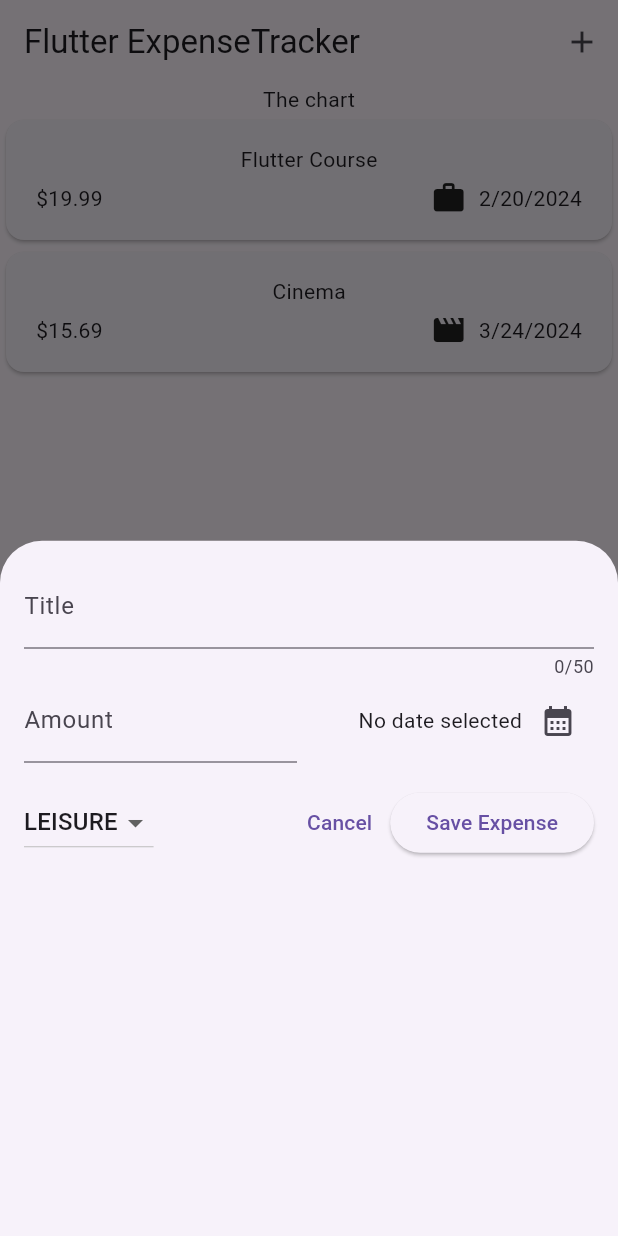
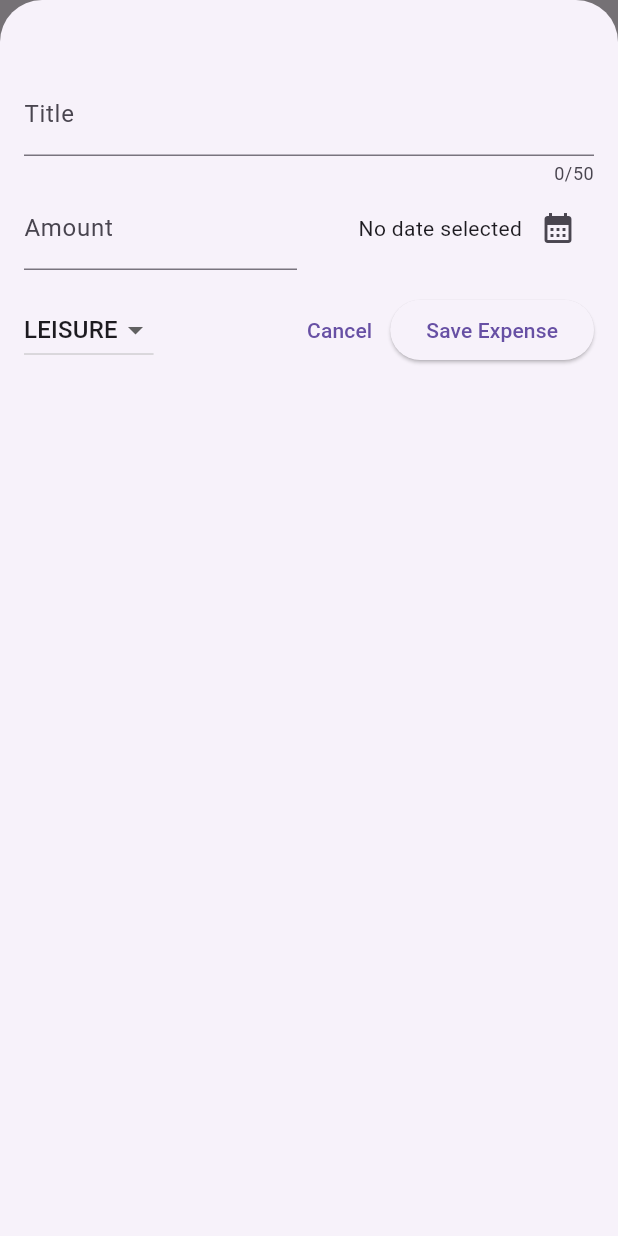
Before and after one commit to yulin0625/expense_tracker, a Flutter app: the screen it shows after launch, after a tap on the "add" icon, on a phone screen of 412 x 824 dp. Run offline on Flutter 3.47's test engine with Material 3 defaults, Android fonts, the phone set to English and light mode, and no system bars.

Commit message:
Let UI better
1. After save expense, close modal automatically
2. Creating a Fullscreen Modal by setting
isScrollControlled: true

```diff
--- a/lib/widgets/expenses.dart
+++ b/lib/widgets/expenses.dart
@@ -31,6 +31,7 @@ class _ExpensesState extends State<Expenses> {
 
   void _openAddExpenseOverlay() {
     showModalBottomSheet(
+      isScrollControlled: true, // 讓 ModalBottomSheet 可以佔據所有高度
       context: context,
       builder: (ctx) => NewExpense(onAddExpense: _addExpense),
     );
--- a/lib/widgets/new_expense.dart
+++ b/lib/widgets/new_expense.dart
@@ -70,6 +70,7 @@ class _NewExpenseState extends State<NewExpense> {
         category: _selectedCategory,
       ),
     );
+    Navigator.pop(context); // close ModalBottomSheet
   }
 
   /// 在沒有使用到 TextEditingController 時要使用 dispose 將記憶體釋放
@@ -83,7 +84,7 @@ class _NewExpenseState extends State<NewExpense> {
   @override
   Widget build(BuildContext context) {
     return Padding(
-      padding: const EdgeInsets.all(16),
+      padding: const EdgeInsets.fromLTRB(16, 48, 16, 16),
       child: Column(
         children: [
           TextField(
```
